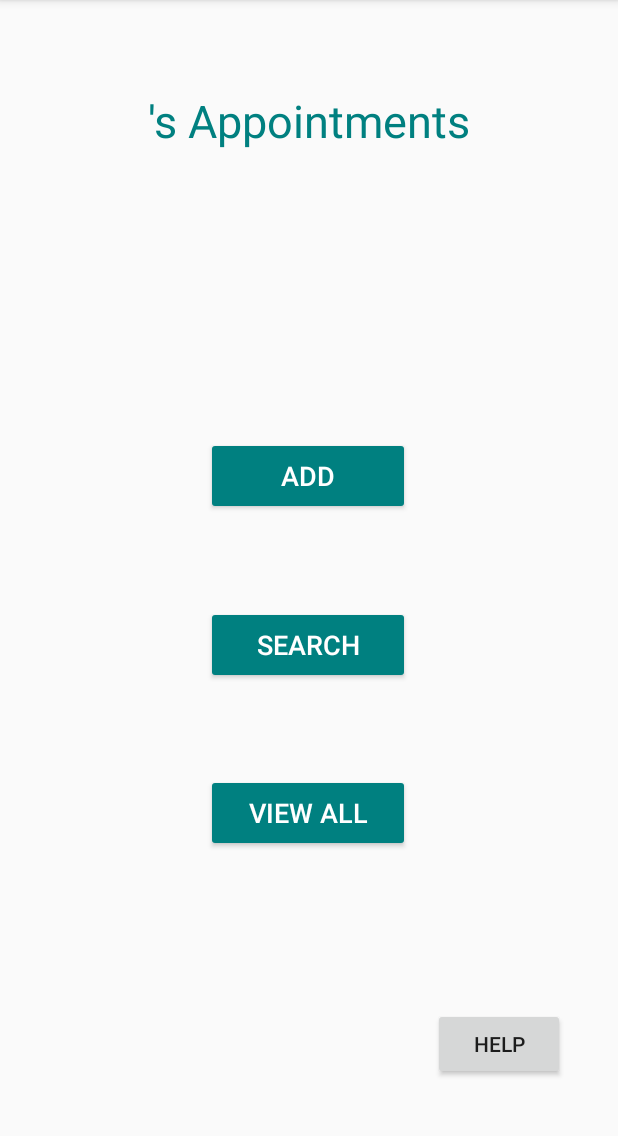
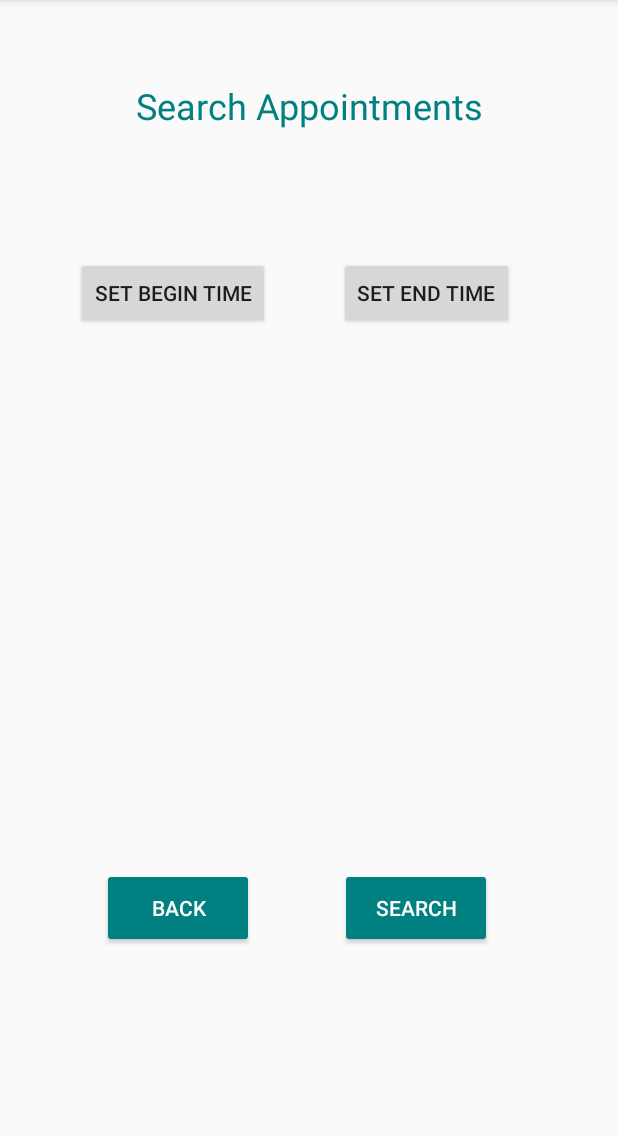
Before and after one commit to rooneyshuman/My-Appointments-App, an Android app: the MainActivity screen opened directly, with no data from a screen before it, after a tap on "SEARCH", on a phone screen of 412 x 824 dp, the part 84-1220 px from its top. Run offline under Robolectric (Android 15) with nearby library versions, the phone set to English and light mode, and no system bars; libraries missing offline, so code that uses them is left out: edu.pdx.cs410J.

Commit message:
Implemented search functionality

```diff
--- a/app/src/main/AndroidManifest.xml
+++ b/app/src/main/AndroidManifest.xml
@@ -24,6 +24,8 @@
         </activity>
         <activity android:name=".ViewAllActivity">
         </activity>
+        <activity android:name=".SearchActivity">
+        </activity>
     </application>
 
 </manifest>
--- a/app/src/main/java/com/cs410j/myappts/MainActivity.java
+++ b/app/src/main/java/com/cs410j/myappts/MainActivity.java
@@ -72,6 +72,8 @@ public class MainActivity extends AppCompatActivity {
     }
 
     public void search(View view) {
+        Intent intent = new Intent(this, SearchActivity.class);
+        startActivity(intent);
     }
 
     public void viewAll(View view) {
--- a/app/src/main/java/com/cs410j/myappts/ViewAllActivity.java
+++ b/app/src/main/java/com/cs410j/myappts/ViewAllActivity.java
@@ -34,7 +34,7 @@ public class ViewAllActivity extends AppCompatActivity {
         }
 
         if (appointmentBook.getAppointments().size() == 0) {
-
+            toast("No appointments have been added yet.");
         }
 
         else {
--- /dev/null
+++ b/app/src/main/res/layout/activity_search.xml
@@ -0,0 +1,133 @@
+<?xml version="1.0" encoding="utf-8"?>
+<androidx.constraintlayout.widget.ConstraintLayout xmlns:android="http://schemas.android.com/apk/res/android"
+    xmlns:app="http://schemas.android.com/apk/res-auto"
+    xmlns:tools="http://schemas.android.com/tools"
+    android:id="@+id/linearLayout"
+    android:layout_width="match_parent"
+    android:layout_height="match_parent">
+
+    <TextView
+        android:id="@+id/textView4"
+        android:layout_width="411dp"
+        android:layout_height="45dp"
+        android:layout_marginStart="8dp"
+        android:layout_marginTop="48dp"
+        android:layout_marginEnd="8dp"
+        android:gravity="center"
+        android:text="Search Appointments"
+        android:textAlignment="center"
+        android:textColor="#008080"
+        android:textSize="24sp"
+        app:fontFamily="sans-serif"
+        app:layout_constraintEnd_toEndOf="parent"
+        app:layout_constraintStart_toStartOf="parent"
+        app:layout_constraintTop_toTopOf="parent" />
+
+    <Button
+        android:id="@+id/searchBtn"
+        android:layout_width="101dp"
+        android:layout_height="53dp"
+        android:layout_marginStart="8dp"
+        android:layout_marginEnd="8dp"
+        android:layout_marginBottom="136dp"
+        android:backgroundTint="#008080"
+        android:onClick="searchAppt"
+        android:text="Search"
+        android:textColor="@color/colorPrimary"
+        android:textSize="14sp"
+        app:layout_constraintBottom_toBottomOf="parent"
+        app:layout_constraintEnd_toEndOf="parent"
+        app:layout_constraintHorizontal_bias="0.741"
+        app:layout_constraintStart_toStartOf="parent" />
+
+    <Button
+        android:id="@+id/backBtn"
+        android:layout_width="101dp"
+        android:layout_height="53dp"
+        android:layout_marginStart="8dp"
+        android:layout_marginTop="8dp"
+        android:layout_marginEnd="8dp"
+        android:layout_marginBottom="136dp"
+        android:backgroundTint="#008080"
+        android:onClick="goBack"
+        android:text="Back"
+        android:textColor="@color/colorPrimary"
+        android:textSize="14sp"
+        app:layout_constraintBottom_toBottomOf="parent"
+        app:layout_constraintEnd_toStartOf="@+id/searchBtn"
+        app:layout_constraintHorizontal_bias="0.55"
+        app:layout_constraintStart_toStartOf="parent"
+        app:layout_constraintTop_toBottomOf="@+id/results_list_view"
+        app:layout_constraintVertical_bias="1.0" />
+
+    <Button
+        android:id="@+id/setBeginBtn"
+        android:layout_width="wrap_content"
+        android:layout_height="wrap_content"
+        android:layout_marginStart="8dp"
+        android:layout_marginTop="8dp"
+        android:layout_marginEnd="8dp"
+        android:text="Set Begin Time"
+        app:layout_constraintEnd_toEndOf="parent"
+        app:layout_constraintHorizontal_bias="0.161"
+        app:layout_constraintStart_toStartOf="parent"
+        app:layout_constraintTop_toBottomOf="@+id/beginTimeText" />
+
+    <Button
+        android:id="@+id/setEndBtn"
+        android:layout_width="wrap_content"
+        android:layout_height="wrap_content"
+        android:layout_marginStart="8dp"
+        android:layout_marginTop="8dp"
+        android:layout_marginEnd="8dp"
+        android:layout_marginBottom="8dp"
+        android:text="Set End Time"
+        app:layout_constraintBottom_toBottomOf="parent"
+        app:layout_constraintEnd_toEndOf="parent"
+        app:layout_constraintHorizontal_bias="0.781"
+        app:layout_constraintStart_toStartOf="parent"
+        app:layout_constraintTop_toBottomOf="@+id/endTimeText"
+        app:layout_constraintVertical_bias="0.0" />
+
+    <TextView
+        android:id="@+id/beginTimeText"
+        android:layout_width="128dp"
+        android:layout_height="26dp"
+        android:layout_marginStart="8dp"
+        android:layout_marginTop="44dp"
+        android:layout_marginEnd="8dp"
+        android:textColor="@android:color/black"
+        app:layout_constraintEnd_toEndOf="parent"
+        app:layout_constraintHorizontal_bias="0.164"
+        app:layout_constraintStart_toStartOf="parent"
+        app:layout_constraintTop_toBottomOf="@+id/textView4" />
+
+    <TextView
+        android:id="@+id/endTimeText"
+        android:layout_width="128dp"
+        android:layout_height="26dp"
+        android:layout_marginStart="8dp"
+        android:layout_marginTop="44dp"
+        android:layout_marginEnd="56dp"
+        android:textColor="@android:color/black"
+        app:layout_constraintEnd_toEndOf="parent"
+        app:layout_constraintHorizontal_bias="0.974"
+        app:layout_constraintStart_toEndOf="@+id/beginTimeText"
+        app:layout_constraintTop_toBottomOf="@+id/textView4" />
+
+    <ListView
+        android:id="@+id/results_list_view"
+        android:layout_width="395dp"
+        android:layout_height="224dp"
+        android:layout_marginStart="8dp"
+        android:layout_marginTop="32dp"
+        android:layout_marginEnd="8dp"
+        android:layout_marginBottom="8dp"
+        app:layout_constraintBottom_toTopOf="@+id/searchBtn"
+        app:layout_constraintEnd_toEndOf="parent"
+        app:layout_constraintHorizontal_bias="1.0"
+        app:layout_constraintStart_toStartOf="parent"
+        app:layout_constraintTop_toBottomOf="@+id/setEndBtn"
+        app:layout_constraintVertical_bias="0.01" />
+
+</androidx.constraintlayout.widget.ConstraintLayout>
```
Also changed, not shown: app/src/main/java/com/cs410j/myappts/SearchActivity.java (added, +159 -0 lines).
